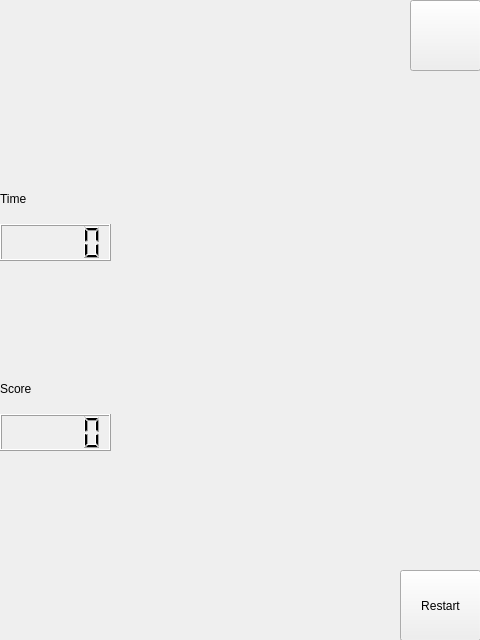
First picture: the form in gamepad.ui, repository UI233/Crystal-and-Puzzle, before the edit.
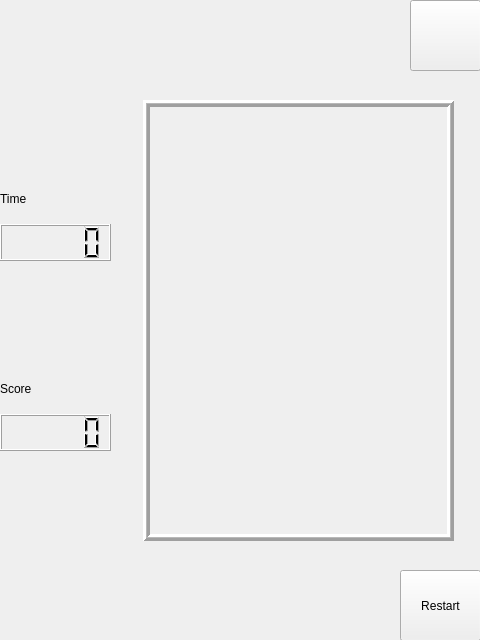
Second picture: the form after the edit. Icons and pictures are not drawn.

The edit to the form file:
```diff
--- a/gamepad.ui
+++ b/gamepad.ui
@@ -64,17 +64,7 @@
     <string>Restart</string>
    </property>
   </widget>
-  <widget class="QWidget" name="widget" native="true">
-   <property name="geometry">
-    <rect>
-     <x>139</x>
-     <y>109</y>
-     <width>341</width>
-     <height>431</height>
-    </rect>
-   </property>
-  </widget>
-  <widget class="QWidget" name="">
+  <widget class="QWidget" name="layoutWidget">
    <property name="geometry">
     <rect>
      <x>0</x>
@@ -96,6 +86,34 @@
     </item>
    </layout>
   </widget>
+  <widget class="QLabel" name="gameLabel">
+   <property name="geometry">
+    <rect>
+     <x>143</x>
+     <y>100</y>
+     <width>311</width>
+     <height>441</height>
+    </rect>
+   </property>
+   <property name="autoFillBackground">
+    <bool>true</bool>
+   </property>
+   <property name="frameShape">
+    <enum>QFrame::Box</enum>
+   </property>
+   <property name="frameShadow">
+    <enum>QFrame::Raised</enum>
+   </property>
+   <property name="lineWidth">
+    <number>3</number>
+   </property>
+   <property name="midLineWidth">
+    <number>1</number>
+   </property>
+   <property name="text">
+    <string/>
+   </property>
+  </widget>
  </widget>
  <resources/>
  <connections/>
```
